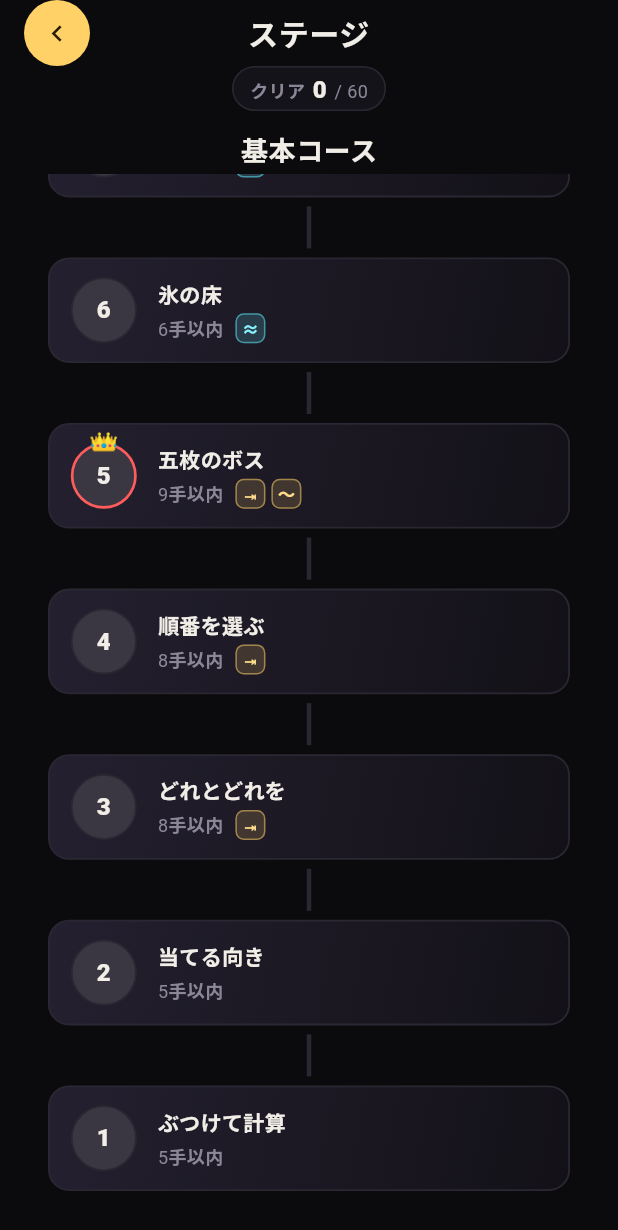
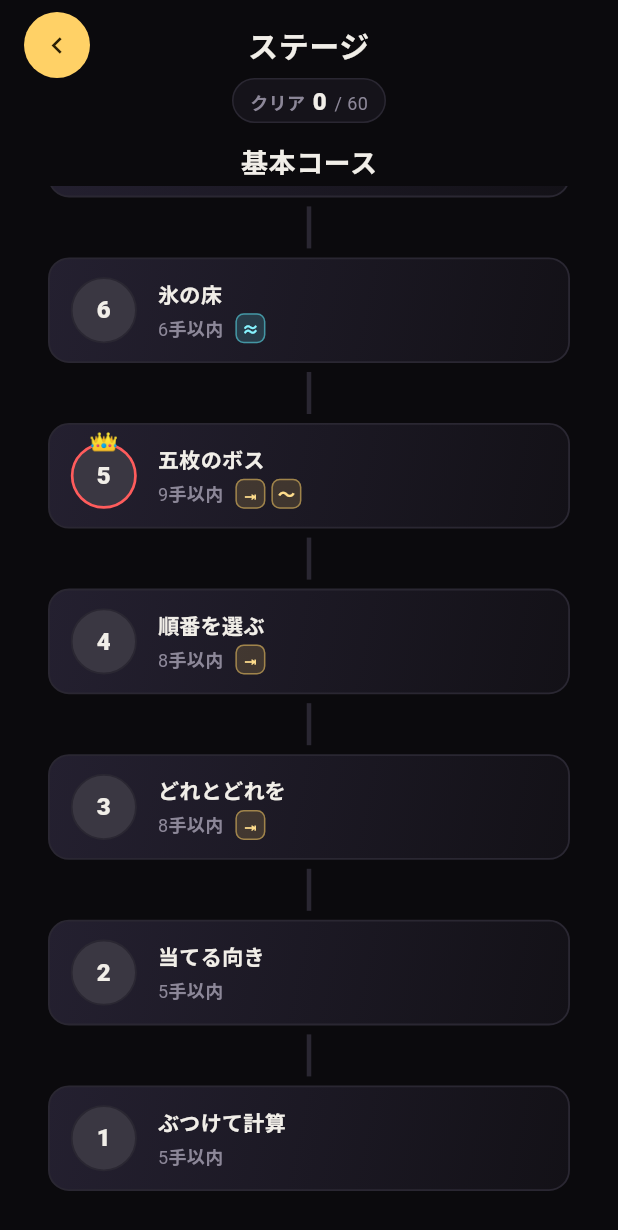
Before and after one commit to masato-masa/math-puzzle, a Flutter app: the screen it shows after launch, after a tap on "ステージを えらぶ", on a phone screen of 412 x 824 dp. Shown: the top 1230 px of the screen. Run offline on Flutter 3.47's test engine with Material 3 defaults, Android fonts, the phone set to English and light mode, and no system bars; our stand-ins replace audioplayers, shared_preferences; project files that could hold a hidden picture were left out.

Commit message:
MP UI: ステージ選択の戻るボタンの上余白、シートの閉じるボタンを 48px に
Co-Authored-By: Claude Sonnet 5.5 <noreply@anthropic.com>

```diff
--- a/number_puzzle/lib/screens/level_select_screen.dart
+++ b/number_puzzle/lib/screens/level_select_screen.dart
@@ -88,7 +88,7 @@ class _LevelSelectScreenState extends State<LevelSelectScreen> {
                 children: [
                   // 行 1 はナビゲーションだけ。クリア数は行 2 に置く。
                   Padding(
-                    padding: const EdgeInsets.symmetric(horizontal: 16),
+                    padding: const EdgeInsets.fromLTRB(16, 8, 16, 0),
                     child: AppHeader(
                       title: 'ステージ',
                       onBack: () => Navigator.of(context).pop(),
--- a/number_puzzle/lib/widgets/app_sheets.dart
+++ b/number_puzzle/lib/widgets/app_sheets.dart
@@ -62,6 +62,7 @@ Widget _closeButton(BuildContext context) => Padding(
         onPressed: () => Navigator.of(context).pop(),
         style: ElevatedButton.styleFrom(
           shape: RoundedRectangleBorder(borderRadius: BorderRadius.circular(999)),
+          minimumSize: const Size.fromHeight(48),
           padding: const EdgeInsets.symmetric(vertical: 12),
         ),
         child: const Text('とじる'),
```
